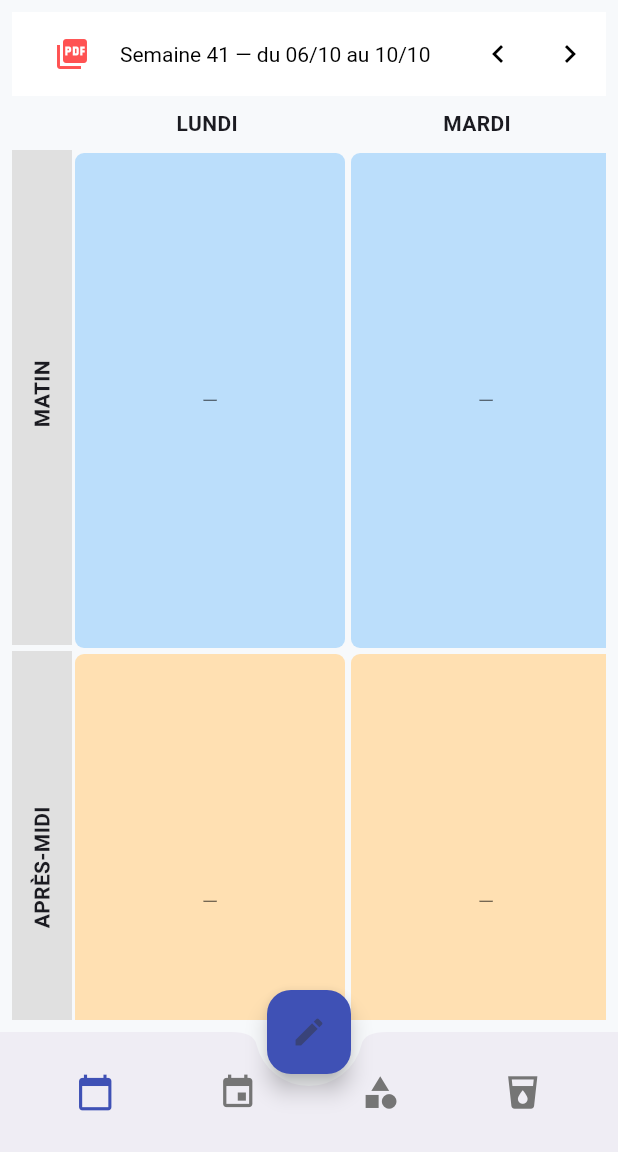
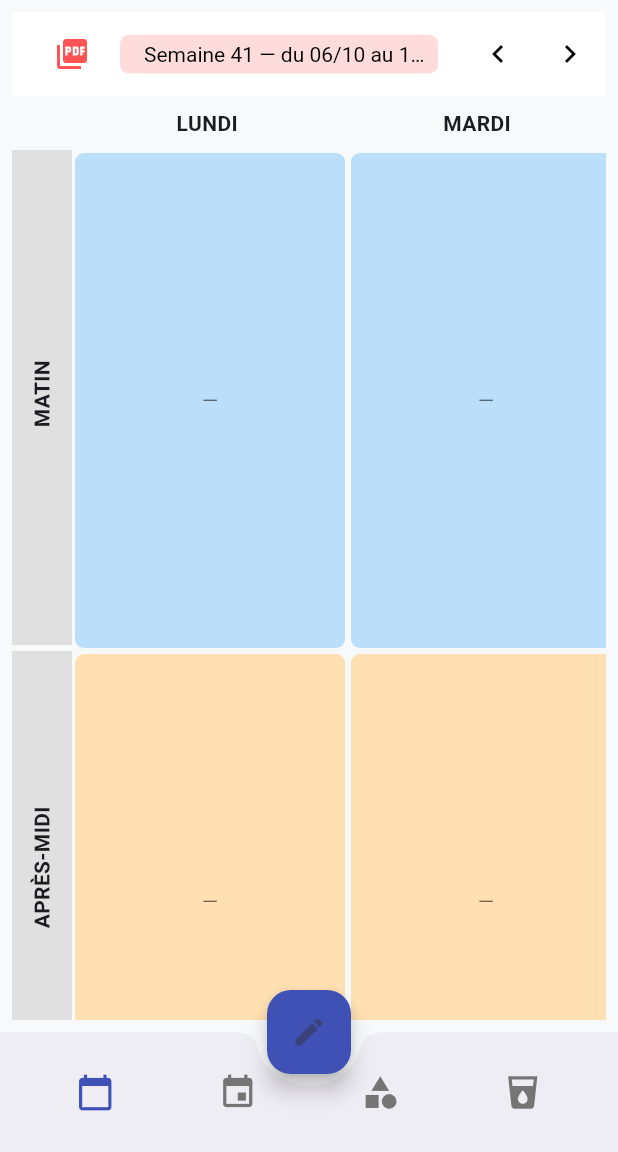
Before and after one commit to Web82-Thom/cleaning_schedule_demo, a Flutter app: the screen it shows once a user with an empty profile is signed in, after a tap on the "chevron left" icon, on a phone screen of 412 x 824 dp, the part 84-1236 px from its top. Run offline on Flutter 3.47's test engine with Material 3 defaults, Android fonts, the phone set to English and light mode, and no system bars; our stand-ins replace cloud_firestore, firebase_auth, firebase_core, open_filex, pdf; accounts and stored records are empty.

```diff
--- a/lib/widgets/weekly_schedule_table_widget.dart
+++ b/lib/widgets/weekly_schedule_table_widget.dart
@@ -93,6 +93,51 @@ class _WeeklyScheduleTableWidgetState extends State<WeeklyScheduleTableWidget> {
       grouped.putIfAbsent(key, () => []).add(e);
     }
 
+    // Créer un tableau de "lignes" par jour
+    List<List<String>> allRows = [];
+    for (int i = 0; i < days.length; i++) {
+      final dayKey = DateFormat('yyyy-MM-dd').format(days[i]);
+      final morningEvents = grouped['${dayKey}_morning'] ?? [];
+      final afternoonEvents = grouped['${dayKey}_afternoon'] ?? [];
+
+      String formatEvents(List<Map<String, dynamic>> events) {
+        if (events.isEmpty) return '—';
+        return events
+            .map((e) {
+              final workers = (e['workerIds'] as List)
+                  .map((id) => _workersMap[id] ?? 'Inconnu')
+                  .join(', ');
+              final subPlace = (e['subPlace'] != null && e['subPlace'] != '')
+                  ? ' (${e['subPlace']})'
+                  : '';
+              final task = (e['task'] != null && e['task'] != '')
+                  ? '\nTâche: ${e['task']}'
+                  : '';
+              return '${e['place']}$subPlace$task\nTravailleurs: $workers';
+            })
+            .join('\n\n');
+      }
+
+      allRows.add([
+        dayLabels[i].toUpperCase(),
+        formatEvents(morningEvents),
+        formatEvents(afternoonEvents),
+      ]);
+    }
+
+    // Découper les lignes pour créer plusieurs pages
+    const maxRowsPerPage =
+        5; // tu peux ajuster selon la taille de la page et du texte
+    for (
+      int pageStart = 0;
+      pageStart < allRows.length;
+      pageStart += maxRowsPerPage
+    ) {
+      final pageRows = allRows.sublist(
+        pageStart,
+        (pageStart + maxRowsPerPage).clamp(0, allRows.length),
+      );
+
       pdf.addPage(
         pw.Page(
           pageFormat: PdfPageFormat.a4.landscape,
@@ -100,6 +145,7 @@ class _WeeklyScheduleTableWidgetState extends State<WeeklyScheduleTableWidget> {
             return pw.Column(
               crossAxisAlignment: pw.CrossAxisAlignment.start,
               children: [
+                if (pageStart == 0) ...[
                   pw.Text(
                     'Planning semaine $_weekNumber',
                     style: pw.TextStyle(
@@ -112,40 +158,10 @@ class _WeeklyScheduleTableWidgetState extends State<WeeklyScheduleTableWidget> {
                     'Du ${DateFormat('dd/MM').format(_startOfWeek)} au ${DateFormat('dd/MM').format(_endOfWeek)}',
                   ),
                   pw.SizedBox(height: 20),
-
-              // Tableau
+                ],
                 pw.Table.fromTextArray(
                   headers: ['Jour', 'Matin', 'Après-midi'],
-                data: List.generate(days.length, (i) {
-                  final dayKey = DateFormat('yyyy-MM-dd').format(days[i]);
-                  final morningEvents = grouped['${dayKey}_morning'] ?? [];
-                  final afternoonEvents = grouped['${dayKey}_afternoon'] ?? [];
-
-                  String formatEvents(List<Map<String, dynamic>> events) {
-                    if (events.isEmpty) return '—';
-                    return events
-                        .map((e) {
-                          final workers = (e['workerIds'] as List)
-                              .map((id) => _workersMap[id] ?? 'Inconnu')
-                              .join(', ');
-                          final subPlace =
-                              (e['subPlace'] != null && e['subPlace'] != '')
-                              ? ' (${e['subPlace']})'
-                              : '';
-                          final task = (e['task'] != null && e['task'] != '')
-                              ? '\nTâche: ${e['task']}'
-                              : '';
-                          return '${e['place']}$subPlace$task\nTravailleurs: $workers';
-                        })
-                        .join('\n\n');
-                  }
-
-                  return [
-                    dayLabels[i].toUpperCase(),
-                    formatEvents(morningEvents),
-                    formatEvents(afternoonEvents),
-                  ];
-                }),
+                  data: pageRows,
                   cellStyle: pw.TextStyle(fontSize: 10),
                   headerStyle: pw.TextStyle(
                     fontWeight: pw.FontWeight.bold,
@@ -164,6 +180,7 @@ class _WeeklyScheduleTableWidgetState extends State<WeeklyScheduleTableWidget> {
           },
         ),
       );
+    }
 
     final directory = await getApplicationDocumentsDirectory();
     final file = File('${directory.path}/planning_semaine_$_weekNumber.pdf');
@@ -217,7 +234,7 @@ class _WeeklyScheduleTableWidgetState extends State<WeeklyScheduleTableWidget> {
           return const Center(child: CircularProgressIndicator());
 
         final events = snapshot.data!.docs.map((doc) {
-          final data = doc.data() as Map<String, dynamic>;
+          final data = doc.data();
           return {
             'id': doc.id,
             'day': (data['day'] as Timestamp).toDate(),
@@ -239,51 +256,14 @@ class _WeeklyScheduleTableWidgetState extends State<WeeklyScheduleTableWidget> {
                     color: Colors.redAccent,
                   ),
                   tooltip: 'Voir les PDF enregistrés',
-                  onPressed: () {
-                    Navigator.push(
-                      context,
-                      MaterialPageRoute(builder: (_) => const ListPdfPage()),
-                    );
-                  },
-                ),
-                const SizedBox(width: 8),
-
-                // 🟢 Texte de la semaine + geste de slide
-                Flexible(
-                  child: Dismissible(
-                    key: ValueKey('week_$_weekNumber'),
-                    direction: DismissDirection.startToEnd,
-                    background: Container(
-                      color: Colors.redAccent,
-                      alignment: Alignment.centerRight,
-                      padding: const EdgeInsets.symmetric(horizontal: 16),
-                      child: Row(
-                        mainAxisSize: MainAxisSize.min,
-                        children: const [
-                          Icon(Icons.picture_as_pdf, color: Colors.white),
-                          SizedBox(width: 8),
-                          Text(
-                            'Exporter en PDF',
-                            style: TextStyle(
-                              color: Colors.white,
-                              fontWeight: FontWeight.bold,
-                              fontSize: 8,
-                            ),
-
-                            overflow: TextOverflow.ellipsis,
-                          ),
-                        ],
-                      ),
-                    ),
-                    confirmDismiss: (direction) async {
-                      // Affiche le dialog de confirmation
-                      return await showDialog(
+                  onLongPress: () async {
+                    // Affiche le dialogue de confirmation
+                    final confirmed = await showDialog<bool>(
                       context: context,
                       builder: (ctx) => AlertDialog(
                         title: const Text(
                           'Exporter en PDF',
                           style: TextStyle(fontSize: 14),
-                            overflow: TextOverflow.visible,
                         ),
                         content: Text(
                           'Voulez-vous générer le PDF du planning de la semaine $_weekNumber ?',
@@ -300,14 +280,43 @@ class _WeeklyScheduleTableWidgetState extends State<WeeklyScheduleTableWidget> {
                         ],
                       ),
                     );
+
+                    if (confirmed == true) {
+                      _generateWeeklyPdf(events);
+                    }
                   },
-                    onDismissed: (direction) {
-                      // Génère le PDF si confirmé
-                      _generateWeeklyPdf(events);
+                  onPressed: () {
+                    Navigator.push(
+                      context,
+                      MaterialPageRoute(builder: (_) => const ListPdfPage()),
+                    );
                   },
+                ),
+                const SizedBox(width: 8),
+
+                // 🟢 Texte de la semaine + swipe
+                Flexible(
                   child: Container(
-                      padding: const EdgeInsets.symmetric(vertical: 4),
-                      child: Text(title, style: const TextStyle(fontSize: 14)),
+                    padding: const EdgeInsets.symmetric(
+                      vertical: 4,
+                      horizontal: 8,
+                    ),
+                    decoration: BoxDecoration(
+                      color: Colors.redAccent.withOpacity(0.2),
+                      borderRadius: BorderRadius.circular(6),
+                    ),
+                    child: Row(
+                      children: [
+                        // const Icon(Icons.picture_as_pdf, color: Colors.redAccent),
+                        const SizedBox(width: 8),
+                        Expanded(
+                          child: Text(
+                            title,
+                            style: const TextStyle(fontSize: 14),
+                            overflow: TextOverflow.ellipsis,
+                          ),
+                        ),
+                      ],
                     ),
                   ),
                 ),
```
Lines whose indentation alone changed are shown as unchanged.
